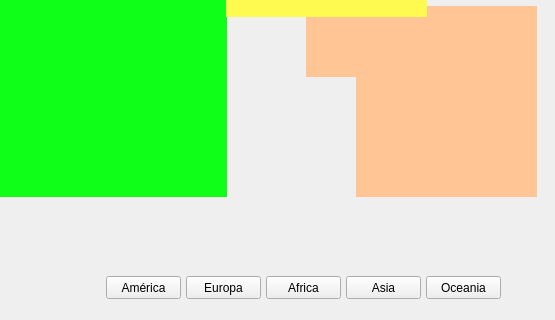
Old version of the form mapamundi.ui in the repository gaboq98/ArbolDelJuicio; both pictures show x 414 to 969 and y 354 to 674 of the 969 by 674 pixel window.
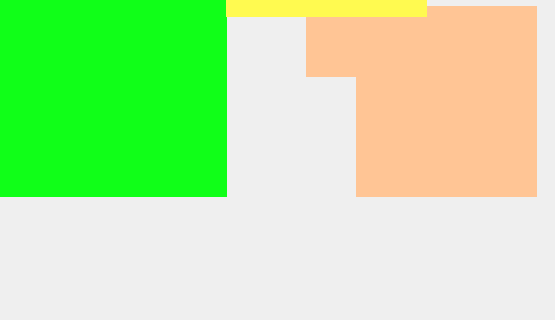
New version of the form. Icons and pictures are not drawn.

Diff of the .ui file:
```diff
--- a/mapamundi.ui
+++ b/mapamundi.ui
@@ -264,71 +264,6 @@
      <string/>
     </property>
    </widget>
-   <widget class="QPushButton" name="pushButton">
-    <property name="geometry">
-     <rect>
-      <x>520</x>
-      <y>630</y>
-      <width>75</width>
-      <height>23</height>
-     </rect>
-    </property>
-    <property name="text">
-     <string>América</string>
-    </property>
-   </widget>
-   <widget class="QPushButton" name="pushButton_2">
-    <property name="geometry">
-     <rect>
-      <x>600</x>
-      <y>630</y>
-      <width>75</width>
-      <height>23</height>
-     </rect>
-    </property>
-    <property name="text">
-     <string>Europa</string>
-    </property>
-   </widget>
-   <widget class="QPushButton" name="pushButton_3">
-    <property name="geometry">
-     <rect>
-      <x>680</x>
-      <y>630</y>
-      <width>75</width>
-      <height>23</height>
-     </rect>
-    </property>
-    <property name="text">
-     <string>Africa</string>
-    </property>
-   </widget>
-   <widget class="QPushButton" name="pushButton_4">
-    <property name="geometry">
-     <rect>
-      <x>760</x>
-      <y>630</y>
-      <width>75</width>
-      <height>23</height>
-     </rect>
-    </property>
-    <property name="text">
-     <string>Asia</string>
-    </property>
-   </widget>
-   <widget class="QPushButton" name="pushButton_5">
-    <property name="geometry">
-     <rect>
-      <x>840</x>
-      <y>630</y>
-      <width>75</width>
-      <height>23</height>
-     </rect>
-    </property>
-    <property name="text">
-     <string>Oceania</string>
-    </property>
-   </widget>
    <zorder>fondo_america</zorder>
    <zorder>fondo_europa</zorder>
    <zorder>fondo_europa1</zorder>
```
Left out of the diff: 5 changed lines with no effect on the pictures.
